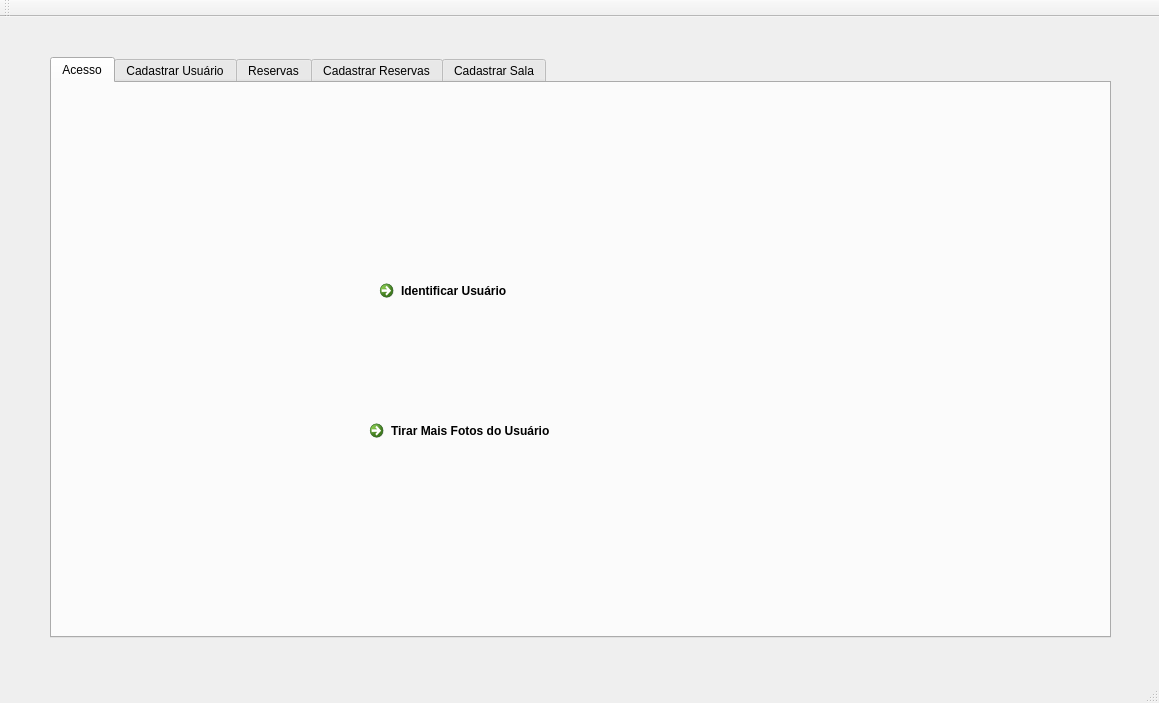
Qt form mainwindow.ui (lksalbq/user-control-system) before a commit.
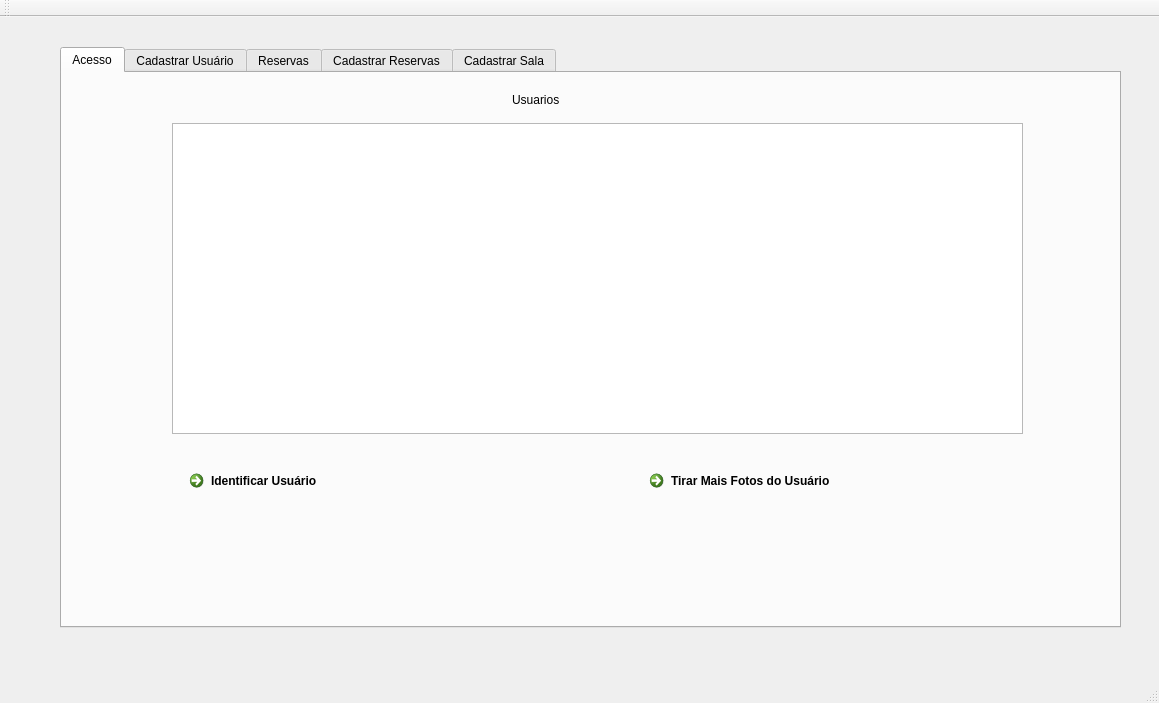
The same form after that commit. The open tabs and pages were chosen to show the change.

```diff
--- a/mainwindow.ui
+++ b/mainwindow.ui
@@ -20,8 +20,8 @@
    <widget class="QTabWidget" name="tabReserveRegister">
     <property name="geometry">
      <rect>
-      <x>50</x>
-      <y>40</y>
+      <x>60</x>
+      <y>30</y>
       <width>1061</width>
       <height>581</height>
      </rect>
@@ -36,8 +36,8 @@
      <widget class="QCommandLinkButton" name="identifyUserButton">
       <property name="geometry">
        <rect>
-        <x>320</x>
-        <y>190</y>
+        <x>120</x>
+        <y>390</y>
         <width>372</width>
         <height>53</height>
        </rect>
@@ -49,8 +49,8 @@
      <widget class="QCommandLinkButton" name="takeMorePictures">
       <property name="geometry">
        <rect>
-        <x>310</x>
-        <y>330</y>
+        <x>580</x>
+        <y>390</y>
         <width>381</width>
         <height>53</height>
        </rect>
@@ -59,6 +59,29 @@
        <string>Tirar Mais Fotos do Usuário</string>
       </property>
      </widget>
+     <widget class="QListWidget" name="userList">
+      <property name="geometry">
+       <rect>
+        <x>110</x>
+        <y>50</y>
+        <width>851</width>
+        <height>311</height>
+       </rect>
+      </property>
+     </widget>
+     <widget class="QLabel" name="label_2">
+      <property name="geometry">
+       <rect>
+        <x>450</x>
+        <y>10</y>
+        <width>108</width>
+        <height>33</height>
+       </rect>
+      </property>
+      <property name="text">
+       <string>Usuarios</string>
+      </property>
+     </widget>
     </widget>
     <widget class="QWidget" name="tab_2">
      <attribute name="title">
```
Left out of the diff: 2 changed lines with no effect on the pictures.
